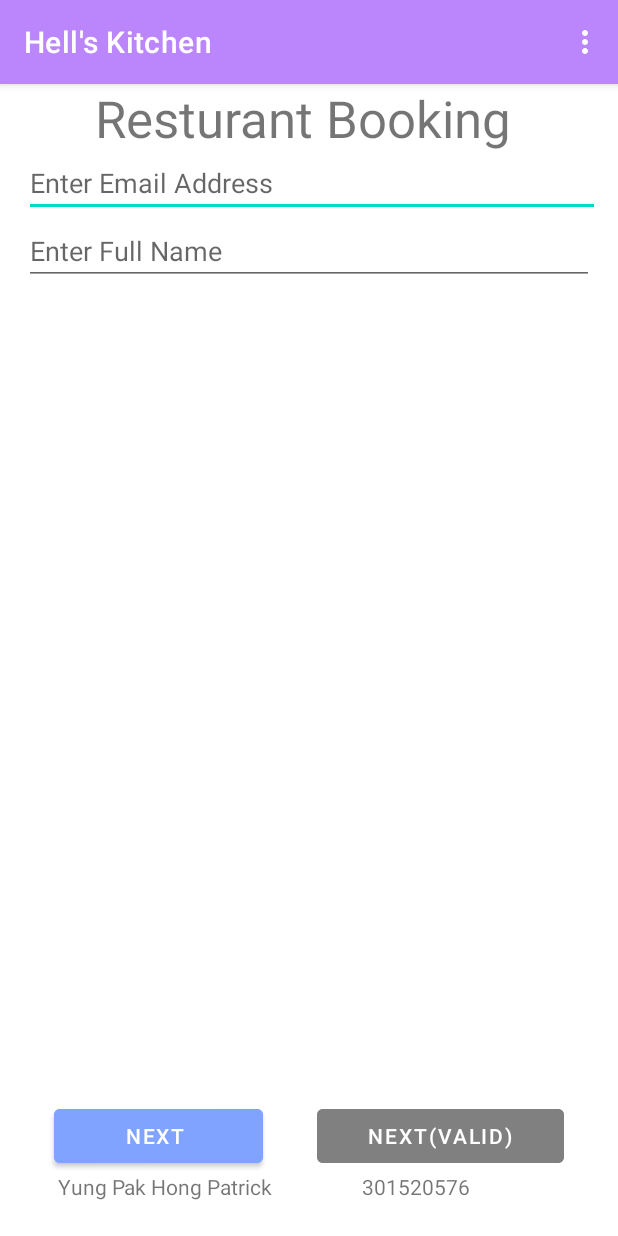
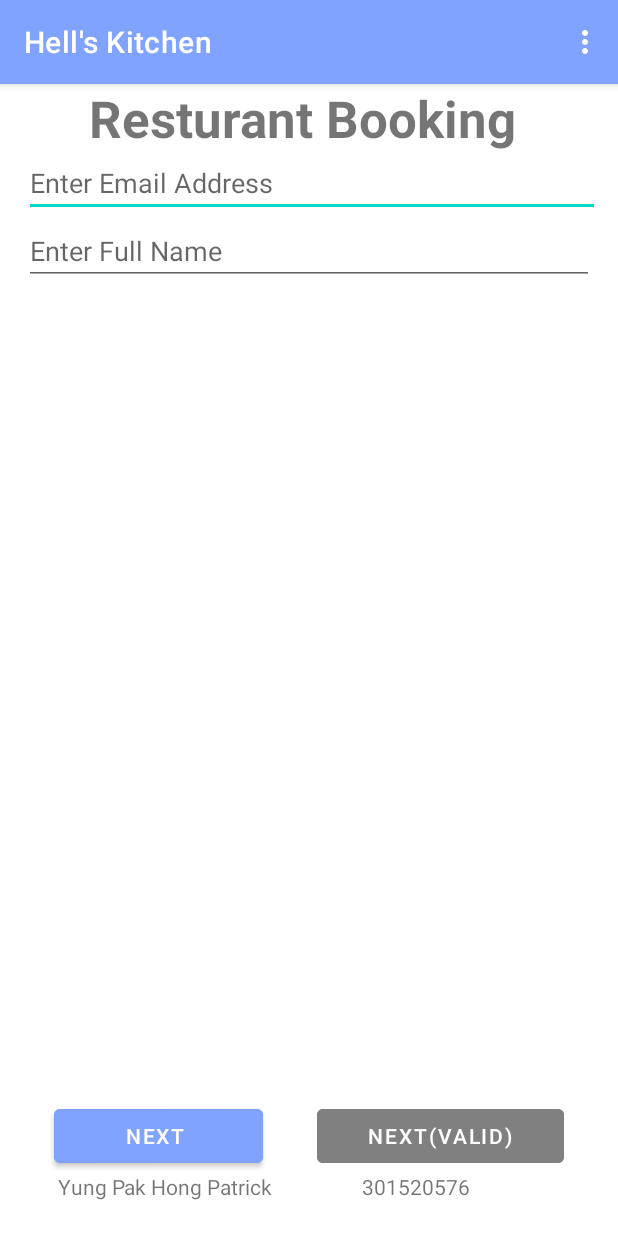
Before and after one commit to patrick-yung/MAPD711-A1-YungPakHongPatrick, an Android app: the screen it shows after launch (MainActivity), on a phone screen of 412 x 824 dp. Run offline under Robolectric (Android 15) with nearby library versions, the phone set to English and light mode, and no system bars.

Commit message:
-Align color between menu and button -Fix bug where edate default value "" - 22/09/2025 - Yung Pak Hong Patrick

```diff
--- a/app/src/main/res/layout/activity_appointmentdetails.xml
+++ b/app/src/main/res/layout/activity_appointmentdetails.xml
@@ -26,7 +26,8 @@
             android:layout_height="wrap_content"
             android:text="Restaurant Booking "
             android:textAlignment="center"
-            android:textSize="34sp" />
+            android:textSize="34sp"
+            android:textStyle="bold" />
 
         <TextView
             android:id="@+id/txtappointmentname"
--- a/app/src/main/res/layout/activity_confirm.xml
+++ b/app/src/main/res/layout/activity_confirm.xml
@@ -26,7 +26,8 @@
             android:layout_height="wrap_content"
             android:text="Restaurant Booking "
             android:textAlignment="center"
-            android:textSize="34sp" />
+            android:textSize="34sp"
+            android:textStyle="bold" />
 
         <Space
             android:layout_width="match_parent"
--- a/app/src/main/res/layout/activity_mainclient.xml
+++ b/app/src/main/res/layout/activity_mainclient.xml
@@ -21,7 +21,8 @@
             android:layout_height="wrap_content"
             android:text="Resturant Booking "
             android:textAlignment="center"
-            android:textSize="34sp" />
+            android:textSize="34sp"
+            android:textStyle="bold" />
 
         <LinearLayout
             android:id="@+id/nameandemail"
--- a/app/src/main/res/values-night/themes.xml
+++ b/app/src/main/res/values-night/themes.xml
@@ -2,9 +2,7 @@
     <!-- Base application theme. -->
     <style name="Base.Theme.Assignment1" parent="Theme.MaterialComponents.DayNight.DarkActionBar">
         <!-- Customize your dark theme here. -->
-        <item name="colorPrimary">@color/purple_200</item>
-        <item name="colorPrimaryVariant">@color/purple_700</item>
-        <item name="colorOnPrimary">@color/black</item>
+        <item name="colorPrimary">@color/lightblue</item>
         <!-- Secondary brand color. -->
         <item name="colorSecondary">@color/teal_200</item>
         <item name="colorSecondaryVariant">@color/teal_200</item>
--- a/app/src/main/res/values/themes.xml
+++ b/app/src/main/res/values/themes.xml
@@ -2,7 +2,7 @@
     <!-- Base application theme. -->
     <style name="Base.Theme.Assignment1" parent="Theme.MaterialComponents.DayNight.DarkActionBar">
         <!-- Customize your light theme here. --> <!-- Primary brand color. -->
-        <item name="colorPrimary">@color/purple_200</item>
+        <item name="colorPrimary">@color/lightblue</item>
         <!-- Secondary brand color. -->
         <item name="colorSecondary">@color/teal_200</item>
         <item name="colorSecondaryVariant">@color/teal_200</item>
```
Also changed, not shown: app/src/main/java/com/example/assignment1/AppointmentActivity.kt (+7 -2 lines).
